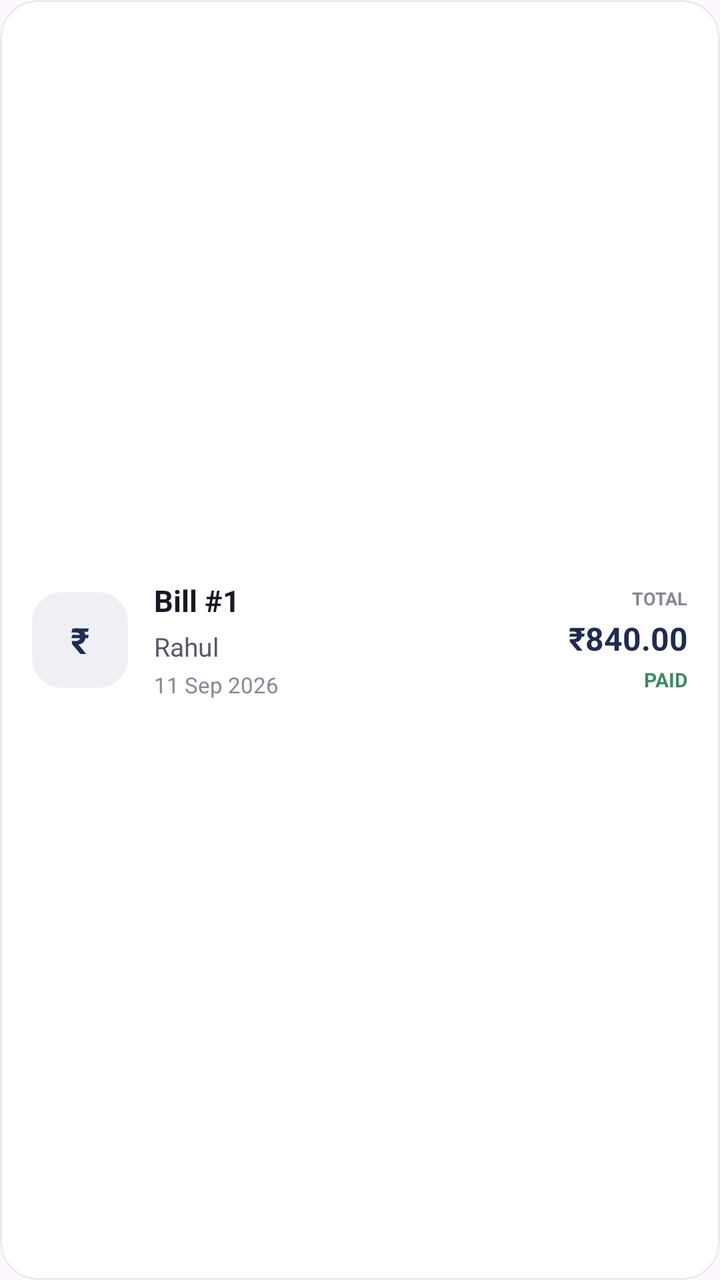
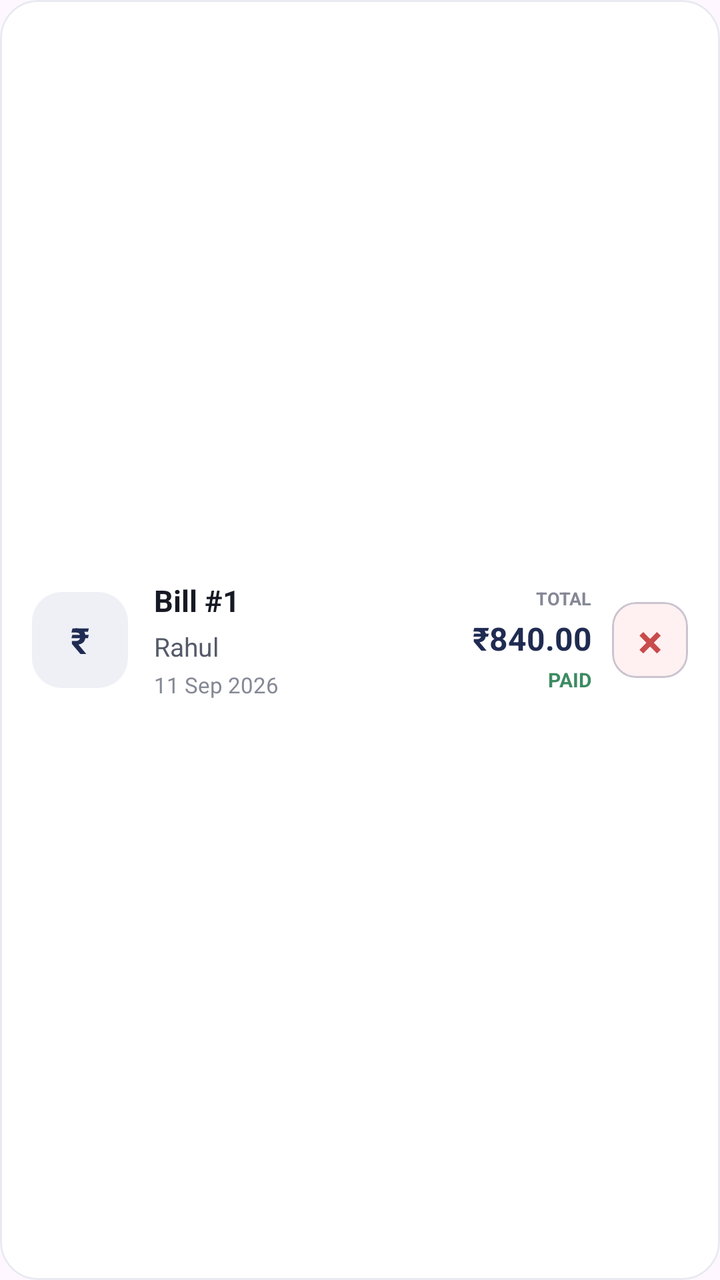

An Android layout rendered at two revisions. The XML below is the earlier revision; the diff shows what the commit changed to produce the second picture.
<!-- AndroidManifest.xml: application theme Theme.BillEasy -->
<!-- res/layout/item_bill.xml -->
<?xml version="1.0" encoding="utf-8"?>
<com.google.android.material.card.MaterialCardView
    xmlns:android="http://schemas.android.com/apk/res/android"
    xmlns:app="http://schemas.android.com/apk/res-auto"

    android:layout_width="match_parent"
    android:layout_height="105dp"
    android:layout_marginBottom="10dp"
    android:clickable="true"
    android:focusable="true"

    app:cardBackgroundColor="#FFFFFF"
    app:cardCornerRadius="19dp"
    app:cardElevation="0dp"
    app:strokeColor="#E8EAF0"
    app:strokeWidth="1dp">

    <LinearLayout
        android:layout_width="match_parent"
        android:layout_height="match_parent"
        android:gravity="center_vertical"
        android:orientation="horizontal"
        android:padding="16dp">

        

        <TextView
            android:layout_width="48dp"
            android:layout_height="48dp"
            android:background="@drawable/bg_icon_box"
            android:gravity="center"
            android:text="₹"
            android:textColor="#202B52"
            android:textSize="18sp"
            android:textStyle="bold" />


        

        <LinearLayout
            android:layout_width="0dp"
            android:layout_height="wrap_content"
            android:layout_marginStart="13dp"
            android:layout_weight="1"
            android:orientation="vertical">

            <TextView
                android:id="@+id/tvBillNumber"
                android:layout_width="wrap_content"
                android:layout_height="wrap_content"
                android:text="Bill #1"
                android:textColor="#171A24"
                android:textSize="15sp"
                android:textStyle="bold" />

            <TextView
                android:id="@+id/tvCustomer"
                android:layout_width="wrap_content"
                android:layout_height="wrap_content"
                android:layout_marginTop="4dp"
                android:text="Rahul"
                android:textColor="#555A68"
                android:textSize="13sp" />

            <TextView
                android:id="@+id/tvDate"
                android:layout_width="wrap_content"
                android:layout_height="wrap_content"
                android:layout_marginTop="3dp"
                android:text="11 Sep 2026"
                android:textColor="#858895"
                android:textSize="11sp" />

        </LinearLayout>


        

        <LinearLayout
            android:layout_width="wrap_content"
            android:layout_height="wrap_content"
            android:gravity="end"
            android:orientation="vertical">

            <TextView
                android:layout_width="wrap_content"
                android:layout_height="wrap_content"
                android:text="TOTAL"
                android:textColor="#858895"
                android:textSize="9sp"
                android:textStyle="bold" />

            <TextView
                android:id="@+id/tvTotal"
                android:layout_width="wrap_content"
                android:layout_height="wrap_content"
                android:layout_marginTop="3dp"
                android:text="₹840.00"
                android:textColor="#202B52"
                android:textSize="16sp"
                android:textStyle="bold" />

            <TextView
                android:layout_width="wrap_content"
                android:layout_height="wrap_content"
                android:layout_marginTop="3dp"
                android:text="PAID"
                android:textColor="#3D8B62"
                android:textSize="10sp"
                android:textStyle="bold" />

        </LinearLayout>

    </LinearLayout>

</com.google.android.material.card.MaterialCardView>
<!-- resources referenced by this layout -->
<resources>
  <!-- drawable bg_icon_box (drawable) -->
  <?xml version="1.0" encoding="utf-8"?>
  <shape xmlns:android="http://schemas.android.com/apk/res/android"
      android:shape="rectangle">
  
      <solid android:color="#EEF0F6" />
  
      <corners android:radius="15dp" />
  
  </shape>
  <style name="Theme.BillEasy" parent="Base.Theme.BillEasy" />
  <style name="Base.Theme.BillEasy" parent="Theme.Material3.DayNight.NoActionBar">
          
          
      </style>
</resources>

<!-- the commit's change to res/layout/item_bill.xml (unified diff, before → after) -->
@@ -111,6 +111,32 @@
 
         </LinearLayout>
 
+
+        
+
+        <com.google.android.material.card.MaterialCardView
+            android:id="@+id/btnDelete"
+            android:layout_width="38dp"
+            android:layout_height="38dp"
+            android:layout_marginStart="10dp"
+            android:clickable="true"
+            android:focusable="true"
+            app:cardBackgroundColor="#FFF1F1"
+            app:cardCornerRadius="12dp"
+            app:cardElevation="0dp"
+            app:rippleColor="#FFDADA">
+
+            <TextView
+                android:layout_width="match_parent"
+                android:layout_height="match_parent"
+                android:gravity="center"
+                android:text="×"
+                android:textColor="#C94B4B"
+                android:textSize="23sp"
+                android:textStyle="bold" />
+
+        </com.google.android.material.card.MaterialCardView>
+
     </LinearLayout>
 
 </com.google.android.material.card.MaterialCardView>
